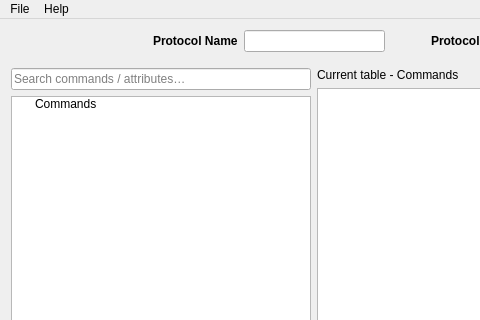
First picture: the form in src/mainwindow.ui, repository jean-roland/LCSF_Generator, before the edit; both pictures show x 0 to 480 and y 0 to 320 of the 1280 by 768 pixel window.
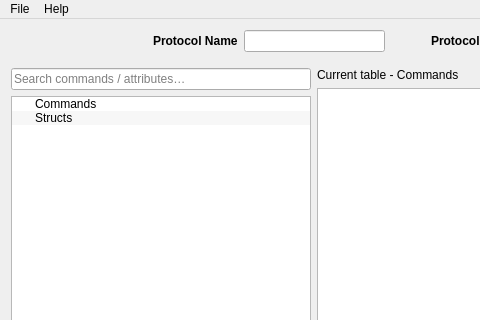
Second picture: the form after the edit. Icons and pictures are not drawn.

Commit message:
feat(gui): edit struct types in a Structs tree node
- Structs table: name, extensible, size, users, description; deleting a
  struct still used by attributes is refused
- <struct>_Fields table: name, data type, offset, description; not
  sortable since field order is the wire layout
- attribute data type combo lists "struct <name>" and "struct <name>[]"
- getStructSize ignores unknown field types from a hand-written json

Diff of the .ui file:
```diff
--- a/src/mainwindow.ui
+++ b/src/mainwindow.ui
@@ -469,6 +469,11 @@
           <string>Commands</string>
          </property>
         </item>
+        <item>
+         <property name="text">
+          <string>Structs</string>
+         </property>
+        </item>
        </widget>
        </item>
        </layout>
```
Left out of the diff: 2 changed lines with no effect on the pictures. The commit also changes 7 other files.
